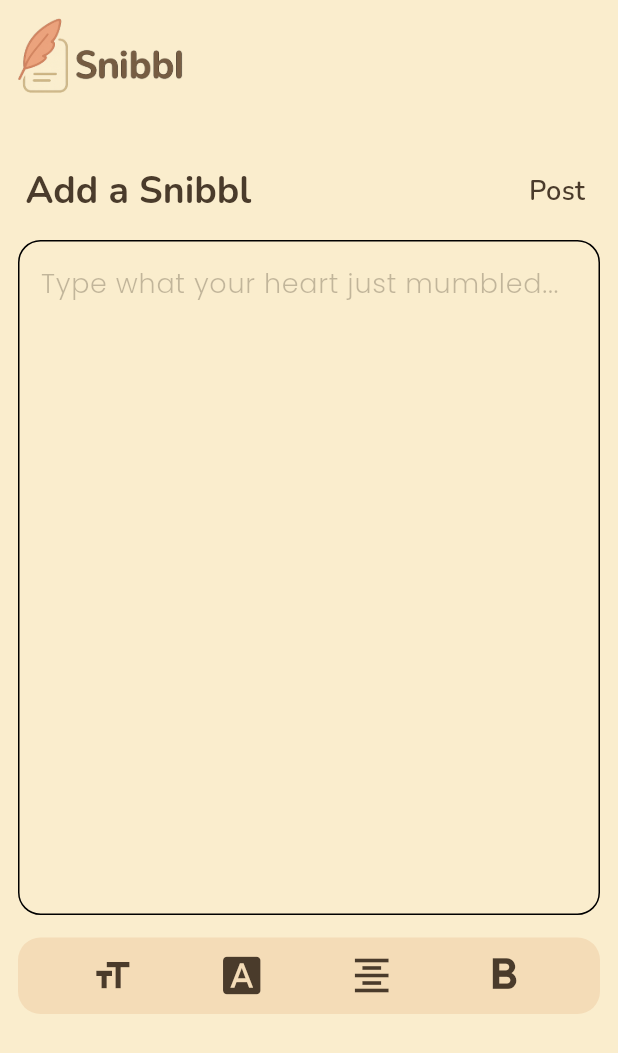
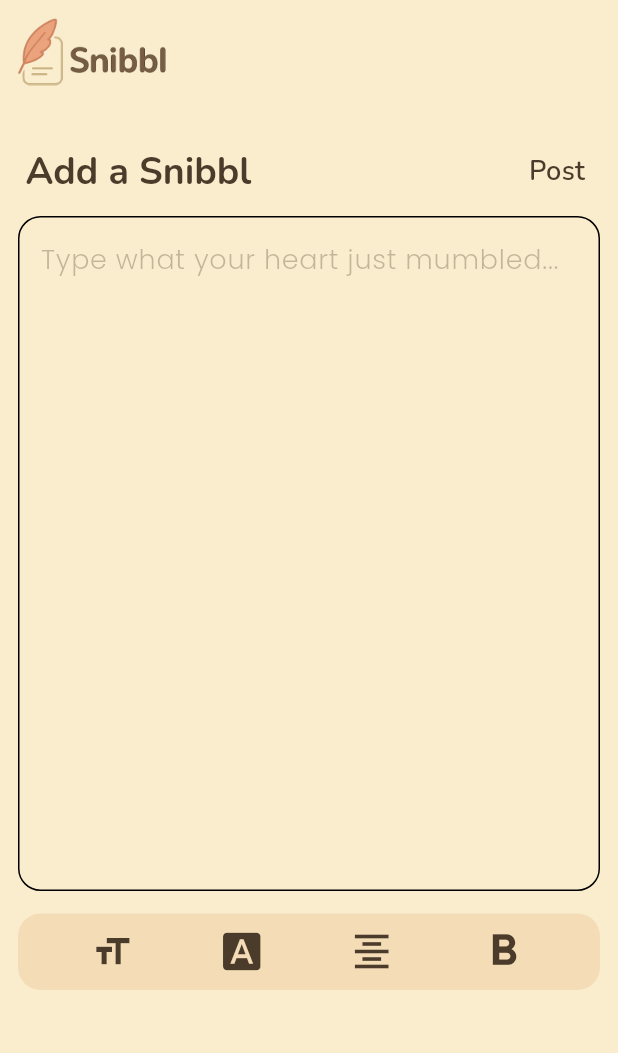
Before and after one commit to gaara40/snibbl, a Flutter app: the AddSnibblScreen screen opened directly, on a phone screen of 412 x 824 dp. Shown: the top 1053 px of the screen. Run offline on Flutter 3.47's test engine with Material 3 defaults, Android fonts, the light colour scheme and no system bars; our stand-ins replace cloud_firestore, firebase_auth, firebase_core, flutter_riverpod, fluttertoast, google_fonts and 2 more; accounts and stored records are empty.

Commit message:
Fixed padding and alignment issues

```diff
--- a/lib/screens/add_snibbl_screen.dart
+++ b/lib/screens/add_snibbl_screen.dart
@@ -6,7 +6,6 @@ import 'package:flutter/material.dart';
 import 'package:flutter_riverpod/flutter_riverpod.dart';
 import 'package:fluttertoast/fluttertoast.dart';
 import 'package:google_fonts/google_fonts.dart';
-import 'package:storygram/constants/assets.dart';
 import 'package:storygram/helpers/alignment_picker.dart';
 import 'package:storygram/helpers/font_style_picker.dart';
 import 'package:storygram/helpers/snibbl_hints.dart';
@@ -14,6 +13,7 @@ import 'package:storygram/helpers/font_size_picker.dart';
 import 'package:storygram/main.dart';
 import 'package:storygram/services/upload_post_service.dart';
 import 'package:storygram/themes/app_theme.dart';
+import 'package:storygram/widgets/app_bar_logo.dart';
 
 class AddSnibblScreen extends ConsumerStatefulWidget {
   const AddSnibblScreen({super.key});
@@ -113,20 +113,20 @@ class _AddSnibblScreenState extends ConsumerState<AddSnibblScreen> {
     final theme = Theme.of(context);
     return Scaffold(
       body: SafeArea(
-        child: Padding(
-          padding: const EdgeInsets.all(12.0),
         child: SingleChildScrollView(
           child: Column(
             mainAxisAlignment: MainAxisAlignment.start,
             crossAxisAlignment: CrossAxisAlignment.start,
             children: [
               //logo
-                SizedBox(height: 50, child: Image.asset(AppAssets.appNameLogo)),
+              const AppBarLogo(),
 
-                SizedBox(height: 40),
+              SizedBox(height: 20),
 
               //headlines
-                Column(
+              Padding(
+                padding: const EdgeInsets.all(12.0),
+                child: Column(
                   mainAxisAlignment: MainAxisAlignment.center,
                   children: [
                     Padding(
@@ -161,7 +161,7 @@ class _AddSnibblScreenState extends ConsumerState<AddSnibblScreen> {
                       ),
                     ),
 
-                    SizedBox(height: 8),
+                    SizedBox(height: 5),
 
                     Column(
                       children: [
@@ -327,8 +327,8 @@ class _AddSnibblScreenState extends ConsumerState<AddSnibblScreen> {
                     ),
                   ],
                 ),
+              ),
             ],
-            ),
           ),
         ),
       ),
```
Lines whose indentation alone changed are shown as unchanged.
